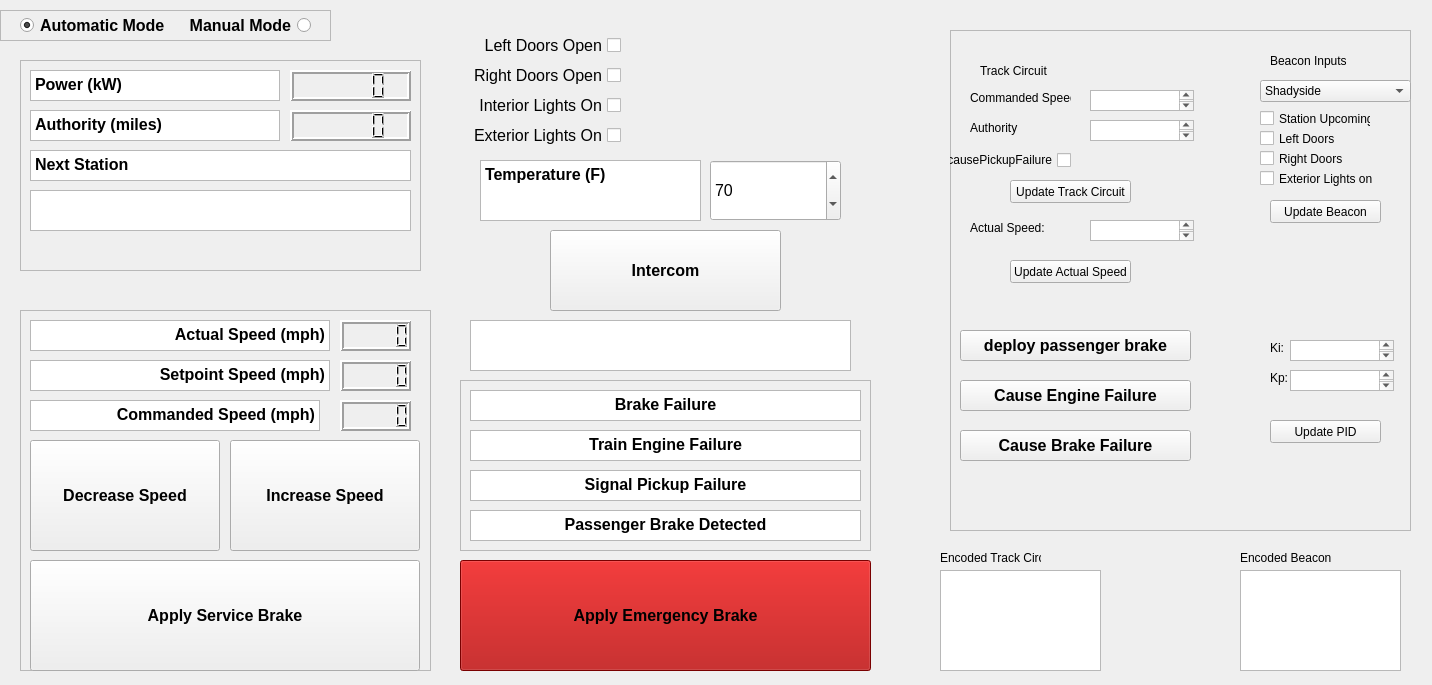
The window that DevEnv/src/TrainControllerSW/src/form.ui (Prem-125/TRAINS) describes before a commit, drawn with Qt 5.
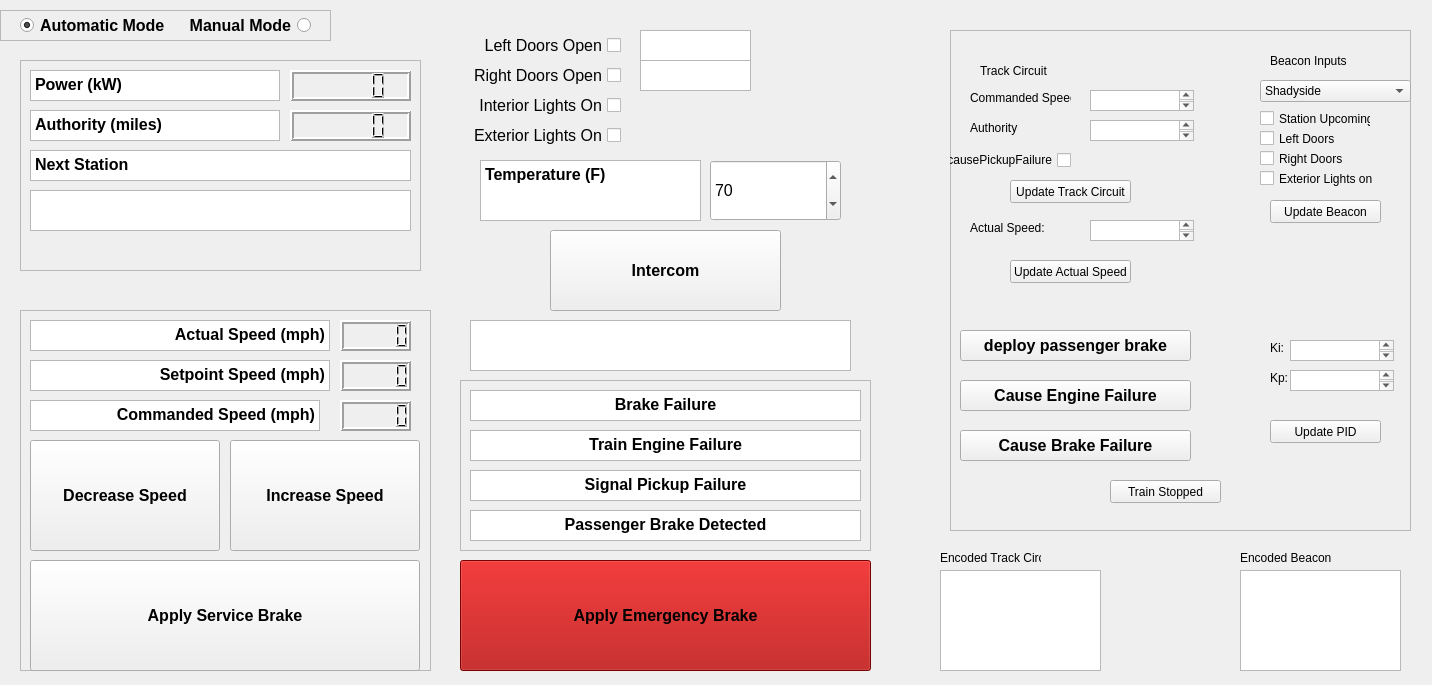
The same window after the commit.

Commit message: Fixing Auto Mode Functionality

Diff of the .ui file:
```diff
--- a/DevEnv/src/TrainControllerSW/src/form.ui
+++ b/DevEnv/src/TrainControllerSW/src/form.ui
@@ -213,6 +213,26 @@
      </rect>
     </property>
    </widget>
+   <widget class="QTextBrowser" name="leftDoorsStatus">
+    <property name="geometry">
+     <rect>
+      <x>170</x>
+      <y>0</y>
+      <width>111</width>
+      <height>31</height>
+     </rect>
+    </property>
+   </widget>
+   <widget class="QTextBrowser" name="rightDoorsStatus">
+    <property name="geometry">
+     <rect>
+      <x>170</x>
+      <y>30</y>
+      <width>111</width>
+      <height>31</height>
+     </rect>
+    </property>
+   </widget>
   </widget>
   <widget class="QFrame" name="speedSettings">
    <property name="geometry">
@@ -1146,6 +1166,19 @@
      <string>Update PID</string>
     </property>
    </widget>
+   <widget class="QPushButton" name="trainStopped">
+    <property name="geometry">
+     <rect>
+      <x>160</x>
+      <y>450</y>
+      <width>111</width>
+      <height>23</height>
+     </rect>
+    </property>
+    <property name="text">
+     <string>Train Stopped</string>
+    </property>
+   </widget>
   </widget>
   <widget class="QTextBrowser" name="encodedTC">
    <property name="geometry">
```
The commit also changes 2 other files.
